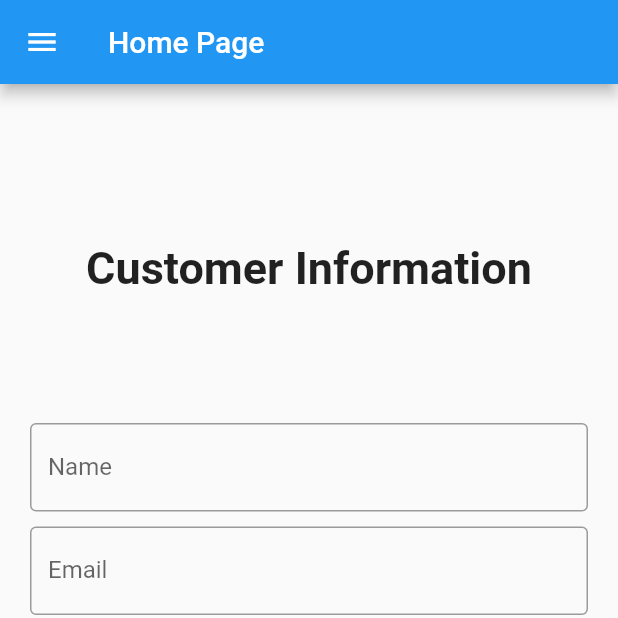
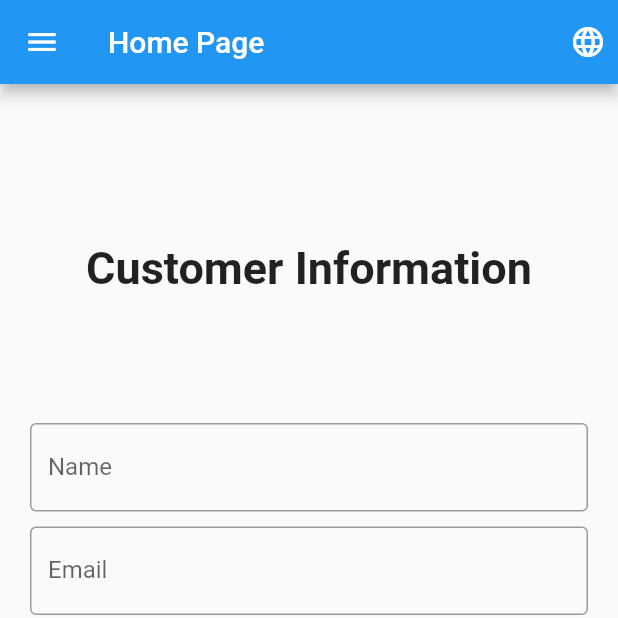
Before and after one commit to alMohamady/flutter_localizations_002, a Flutter app: the screen it shows after launch, on a phone screen of 412 x 824 dp, the top half of it. Run offline on Flutter 3.47's test engine with Material 2 defaults, Android fonts, the phone set to English and light mode, and no system bars.

Commit message:
Add Custom flags Dropdown menu

```diff
--- /dev/null
+++ b/lib/models/language.dart
@@ -0,0 +1,18 @@
+
+
+class Language {
+  final int id;
+  final String name;
+  final String flag;
+  final String languageCode;
+
+  Language(this.id, this.name, this.flag, this.languageCode);
+
+
+    static List<Language> languageList() {
+      return <Language>[
+        Language(1, 'English', '🇺🇸' , 'en-US'),
+        Language(2, 'Arabic', '🇪🇬' , 'ar-EG'),
+      ];
+    }
+}
--- a/lib/pages/home_page.dart
+++ b/lib/pages/home_page.dart
@@ -1,5 +1,6 @@
 import 'package:flutter/cupertino.dart';
 import 'package:flutter/material.dart';
+import 'package:flutterlacalization002/models/language.dart';
 import 'package:flutterlacalization002/routs/route_names.dart';
 
 class HomePage extends StatefulWidget {
@@ -16,12 +17,46 @@ class _HomePageState extends State<HomePage> {
     return Scaffold(
       drawer: _drawerList(),
       appBar: AppBar(
-        title: Text('Home Page'),
-      ),
-      body: Container(
-        padding: EdgeInsets.all(20),
-        child: _mainForm(context)
-      ),
+          title: Text('Home Page'),
+          actions: <Widget>[
+      Padding(
+      padding: EdgeInsets.all(8),
+      child: DropdownButton(
+          underline: SizedBox(),
+          icon: Icon(
+            Icons.language,
+            color: Colors.white,
+          ),
+          items: Language.languageList()
+              .map<DropdownMenuItem<Language>>((lang) => DropdownMenuItem(
+            value: lang,
+            child: Row(
+              mainAxisAlignment: MainAxisAlignment.spaceAround,
+              children: <Widget>[
+                Text(
+                    lang.flag,
+                    style: TextStyle(fontSize: 20),
+                ),
+                Text(lang.name)
+              ],
+            ),
+          )
+      ).toList(),
+        onChanged: (Language lang) {
+            _changeLanguage(lang);
+        },
+    ),
+    )
+    ],
+    ),
+    body: Container(
+    padding: EdgeInsets.all(20),
+    child: _mainForm
+    (
+    context
+    )
+    )
+    ,
     );
   }
 
@@ -174,4 +209,8 @@ class _HomePageState extends State<HomePage> {
       ),
     );
   }
+
+  void _changeLanguage(Language lang) {
+    print (lang.languageCode);
+  }
 }
```
